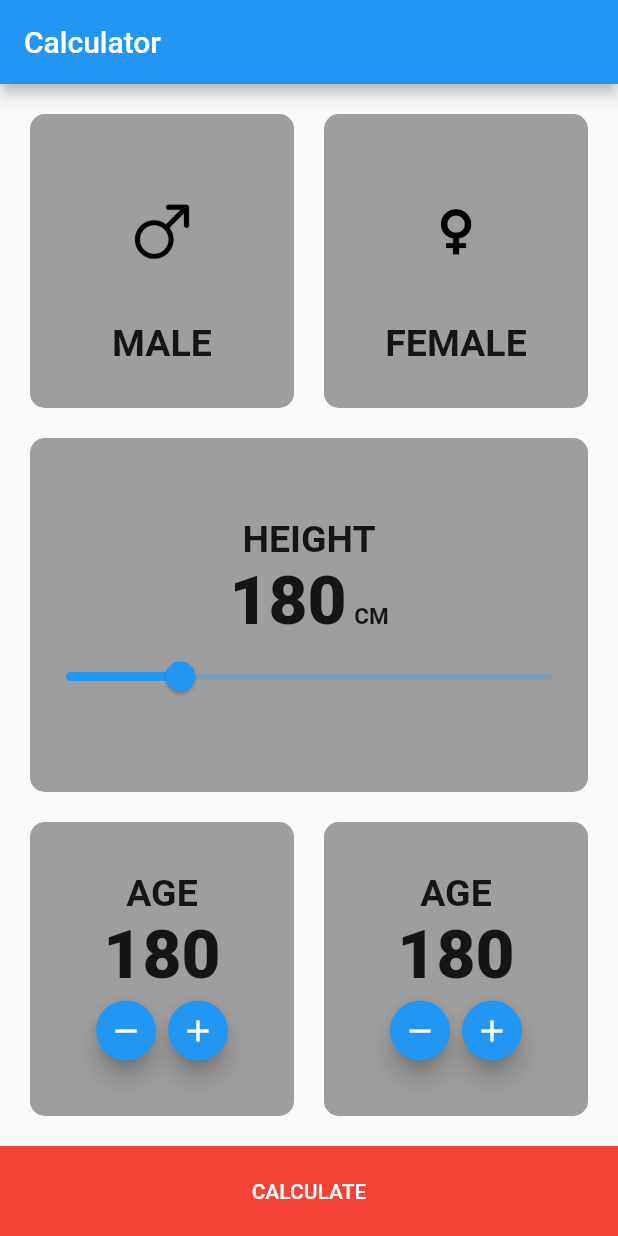
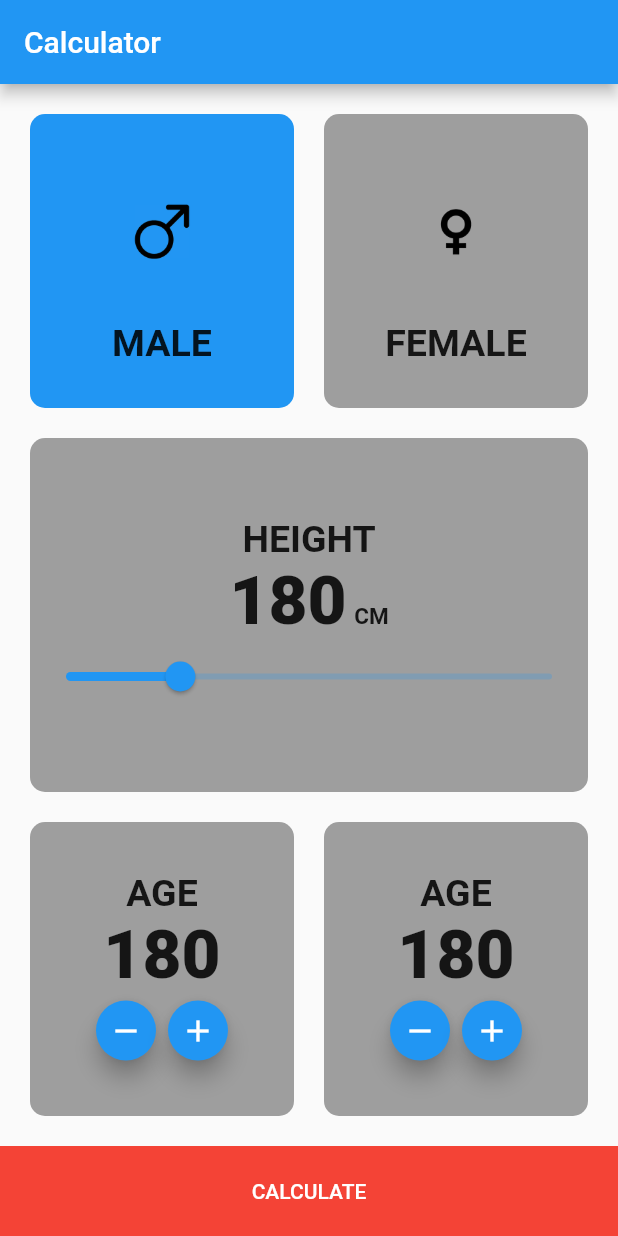
Before and after one commit to asmaahassnasr/flutter-calculator-app, a Flutter app: the screen it shows after launch, on a phone screen of 412 x 824 dp. Run offline on Flutter 3.47's test engine with Material 2 defaults, Android fonts, the phone set to English and light mode, and no system bars.

Commit message:
making toggle for backgorund color using onTab event from GesturDetecor

```diff
--- a/lib/calc.dart
+++ b/lib/calc.dart
@@ -6,6 +6,9 @@ class CalculatorScreen extends StatefulWidget {
 }
 
 class _CalculatorScreenState extends State<CalculatorScreen> {
+
+  bool isMAle = true;
+
   @override
   Widget build(BuildContext context) {
     return Scaffold(
@@ -22,6 +25,12 @@ class _CalculatorScreenState extends State<CalculatorScreen> {
               child: Row(
                 children: [
                   Expanded(
+                    child: GestureDetector(
+                      onTap: (){
+                        setState(() {
+                          isMAle =true;
+                        });
+                      },
                       child: Container(
                         child: Column(
                           mainAxisAlignment: MainAxisAlignment.center,
@@ -45,7 +54,8 @@ class _CalculatorScreenState extends State<CalculatorScreen> {
                         ),
                         decoration: BoxDecoration(
                           borderRadius: BorderRadius.circular(10.0),
-                        color: Colors.grey
+                          color: isMAle? Colors.blue: Colors.grey[400],
+                        ),
                       ),
                     ),
                   ),
@@ -53,6 +63,12 @@ class _CalculatorScreenState extends State<CalculatorScreen> {
                     width: 20.0,
                   ),
                   Expanded(
+                    child: GestureDetector(
+                      onTap: (){
+                        setState(() {
+                          isMAle = false;
+                        });
+                      },
                       child: Container(
                         child: Column(
                           mainAxisAlignment: MainAxisAlignment.center,
@@ -76,7 +92,8 @@ class _CalculatorScreenState extends State<CalculatorScreen> {
                         ),
                         decoration: BoxDecoration(
                             borderRadius: BorderRadius.circular(10.0),
-                          color: Colors.grey
+                            color: isMAle?Colors.grey: Colors.blue,
+                        ),
                       ),
                     ),
                   ),
```
Lines whose indentation alone changed are shown as unchanged.
